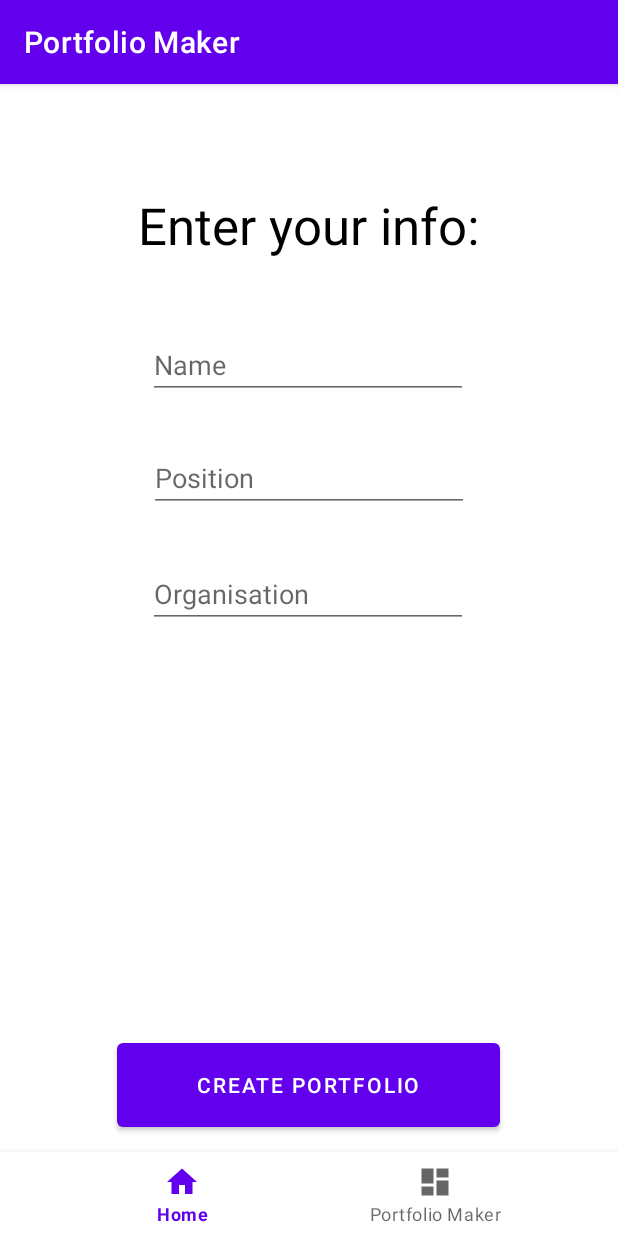
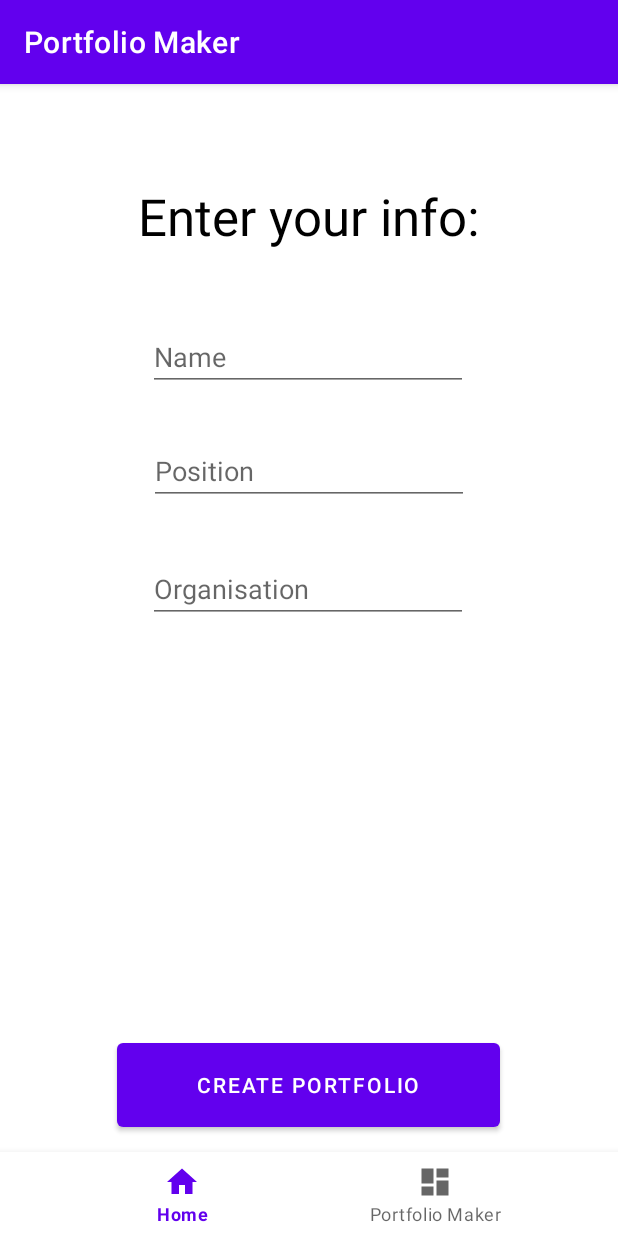
Before and after one commit to ani-tiwary/fbla-app, an Android app: the DashboardFragment screen opened through its navigation route, after a tap on "CREATE PORTFOLIO", on a phone screen of 412 x 824 dp. Run offline under Robolectric (Android 15) with nearby library versions, the phone set to English and light mode, and no system bars; our stand-ins replace navigation-ui.

Commit message:
small fixes

```diff
--- a/app/src/main/java/com/example/anikash/MainActivity.kt
+++ b/app/src/main/java/com/example/anikash/MainActivity.kt
@@ -1,24 +1,21 @@
 package com.example.anikash
 
-import android.content.Context
 import android.os.Bundle
-import android.widget.EditText
-import com.google.android.material.bottomnavigation.BottomNavigationView
 import androidx.appcompat.app.AppCompatActivity
 import androidx.navigation.findNavController
 import androidx.navigation.ui.AppBarConfiguration
 import androidx.navigation.ui.setupActionBarWithNavController
 import androidx.navigation.ui.setupWithNavController
 import com.example.anikash.databinding.ActivityMainBinding
+import com.google.android.material.bottomnavigation.BottomNavigationView
 import org.json.JSONObject
 import java.io.FileOutputStream
 
 class MainActivity : AppCompatActivity() {
 
-    private lateinit var nameField: EditText
     private lateinit var binding: ActivityMainBinding
 
-    private final var filename = "nameFile"
+    private var filename = "nameFile"
 
     override fun onCreate(savedInstanceState: Bundle?) {
         super.onCreate(savedInstanceState)
@@ -46,18 +43,17 @@ class MainActivity : AppCompatActivity() {
         fileOutputStream.write(json.toString().toByteArray())
         fileOutputStream.close()
 
-        // print file location
         println("File location: /$filename")
     }
 
     fun readJSONFromFile(): JSONObject {
-        try {
+        return try {
             val fileInputStream = openFileInput(filename)
             val text = fileInputStream.bufferedReader().use { it.readText() }
             fileInputStream.close()
-            return JSONObject(text)
+            JSONObject(text)
         } catch (e: Exception) {
-            return JSONObject()
+            JSONObject()
         }
     }
 }
--- a/app/src/main/java/com/example/anikash/ui/dashboard/DashboardFragment.kt
+++ b/app/src/main/java/com/example/anikash/ui/dashboard/DashboardFragment.kt
@@ -1,11 +1,9 @@
 package com.example.anikash.ui.dashboard
 
-import android.content.Context
 import android.os.Bundle
 import android.view.LayoutInflater
 import android.view.View
 import android.view.ViewGroup
-import android.widget.Button
 import android.widget.EditText
 import android.widget.TextView
 import androidx.fragment.app.Fragment
@@ -49,7 +47,7 @@ class DashboardFragment : Fragment() {
             val enteredPos = binding.currentPositionField.text
             jsonObject.put("Position", enteredPos)
 
-            println(jsonObject.toString()) //temporary test
+            println(jsonObject.toString())
             (activity as MainActivity).writeToFile(jsonObject);
         }
 
--- a/app/src/main/java/com/example/anikash/ui/dashboard/DashboardViewModel.kt
+++ b/app/src/main/java/com/example/anikash/ui/dashboard/DashboardViewModel.kt
@@ -11,7 +11,4 @@ class DashboardViewModel : ViewModel() {
     }
     val text: LiveData<String> = _text
 
-    fun updateText(newText: String) {
-        _text.value = newText
-    }
 }
--- a/app/src/main/java/com/example/anikash/ui/home/HomeFragment.kt
+++ b/app/src/main/java/com/example/anikash/ui/home/HomeFragment.kt
@@ -30,14 +30,14 @@ class HomeFragment : Fragment() {
 
         homeViewModel.text.observe(viewLifecycleOwner) {
             var json = (activity as MainActivity).readJSONFromFile()
-            System.out.println(json.toString())
+            println(json.toString())
             if (json.length() == 0) {
             } else {
                 binding.name.text = json.getString("Name")
                 binding.occupationText.text = json.getString("Position")
                 binding.organization.text = json.getString("Organisation")
                 var print_string = json.getString("Name") + '\n' + json.getString("Position") + '\n' + json.getString("Organisation")
-                System.out.println(print_string)
+                println(print_string)
             }
 
         }
--- a/app/src/main/res/layout/activity_main.xml
+++ b/app/src/main/res/layout/activity_main.xml
@@ -1,10 +1,9 @@
 <?xml version="1.0" encoding="utf-8"?>
 <androidx.constraintlayout.widget.ConstraintLayout xmlns:android="http://schemas.android.com/apk/res/android"
     xmlns:app="http://schemas.android.com/apk/res-auto"
-    xmlns:tools="http://schemas.android.com/tools"
     android:id="@+id/container"
     android:layout_width="match_parent"
-    android:layout_height="match_parent"
+    android:layout_height="0dp"
     android:paddingTop="?attr/actionBarSize">
 
     <com.google.android.material.bottomnavigation.BottomNavigationView
--- a/app/src/main/res/layout/fragment_dashboard.xml
+++ b/app/src/main/res/layout/fragment_dashboard.xml
@@ -10,7 +10,7 @@
         android:id="@+id/titleText"
         android:layout_width="346dp"
         android:layout_height="46dp"
-        android:layout_marginTop="6dp"
+        android:layout_marginTop="0dp"
         android:capitalize="none"
         android:text="Enter your info:"
         android:textAlignment="center"
--- a/app/src/main/res/values/dimens.xml
+++ b/app/src/main/res/values/dimens.xml
@@ -1,5 +1,4 @@
 <resources>
-    <!-- Default screen margins, per the Android Design guidelines. -->
     <dimen name="activity_horizontal_margin">16dp</dimen>
     <dimen name="activity_vertical_margin">16dp</dimen>
 </resources>
```
